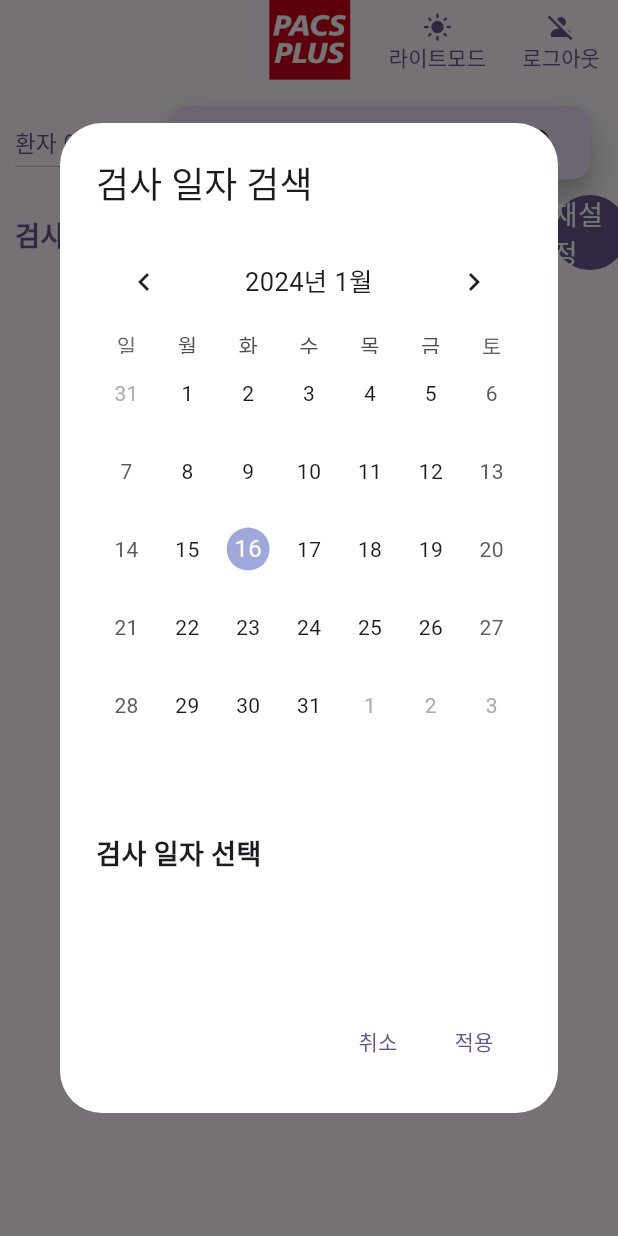
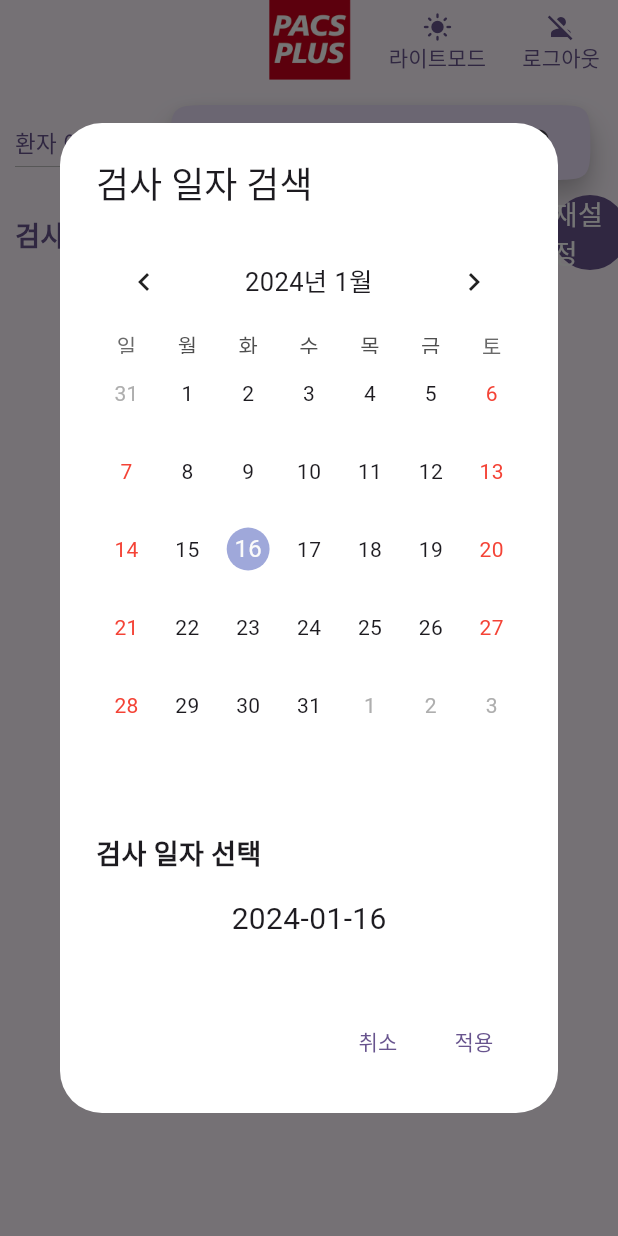
Before and after one commit to dicom-the-joeun/DICOM_PHONE, a Flutter app: the HomePage screen opened directly with empty values, after a tap on the "calendar month" icon, on a phone screen of 412 x 824 dp. Run offline on Flutter 3.47's test engine with Material 3 defaults, Android fonts, the light colour scheme and no system bars; drawn by our look-alikes of table_calendar; our stand-ins replace cached_network_image, data_table_2, dio, flutter_dotenv, get, logger and 2 more; accounts and stored records are empty; network calls fail; statements that could not run were skipped.

Commit message:
달력 날짜 범위 선택 기능 구현

```diff
--- a/lib/VM/homepage_controller.dart
+++ b/lib/VM/homepage_controller.dart
@@ -29,8 +29,8 @@ class HomePageController extends GetxController {
 
   /// property (캘린더 날짜 범위 선택)
   Rx<DateTime> focusedDay = DateTime.now().obs;
-  Rx<DateTime?> rangeStartDay = null.obs;
-  Rx<DateTime?> rangeEndDay = null.obs;
+  Rx<DateTime?> rangeStartDay = DateTime.now().obs;
+  Rx<DateTime?> rangeEndDay = DateTime.now().obs;
 
 
   @override
@@ -52,18 +52,32 @@ class HomePageController extends GetxController {
     return afterFormatDate;
   }
 
+  /// 캘린더 - 범위 선택 함수
   onRangeSelected(DateTime? rangeStart, DateTime? rangeEnd, DateTime focused) async {
     focusedDay.value = focused;
-    DateTime startDay = rangeStart!;
-    DateTime endDay = rangeEnd ?? DateTime.now();
-    rangeStartDay.value = startDay;
-    rangeEndDay.value = endDay;
+  // DateTime startDay = rangeStart!;
+  //   DateTime endDay = rangeEnd ?? DateTime.now();
+  //   rangeStartDay.value = startDay;
+  //   rangeEndDay.value = endDay;
 
     // rangeStartDay.value = rangeStart;
     // rangeEndDay.value = rangeEnd;
     // update();
     // print("start day : ${rangeStartDay.value}");
     // print("end day : ${rangeEndDay.value}");
+    DateTime startDay;
+    DateTime endDay;
+    if (rangeEnd == null) {
+      startDay = rangeStart!;
+      endDay = rangeStart;
+      // rangeStartDay.value = rangeStart;
+      // rangeEndDay.value = rangeStart;
+    } else {
+      startDay = rangeStart!;
+      endDay = rangeEnd;
+    }
+    rangeStartDay.value = startDay;
+    rangeEndDay.value = endDay;
   }
 
   /// 서버에서 데이터 가져오기
@@ -149,8 +163,8 @@ class HomePageController extends GetxController {
 
   /// 캘린더에서 선택한 범위의 날짜 보여주기
   String getSelectedRangeDate() {
-    print("함수에서 범위 시작 : ${rangeStartDay.value}");
-    print("함수에서 범위 끝 : ${rangeEndDay.value}");
+    // print("함수에서 범위 시작 : ${rangeStartDay.value}");
+    // print("함수에서 범위 끝 : ${rangeEndDay.value}");
     String text = "";
     if ((rangeStartDay.value != null) && (rangeEndDay.value != null)) {
       text =
@@ -158,6 +172,9 @@ class HomePageController extends GetxController {
     } else {
       text = "";
     }
+    if (DateFormat("yyyy-MM-dd").format(rangeStartDay.value!) == DateFormat("yyyy-MM-dd").format(rangeEndDay.value!)) {
+      text = DateFormat("yyyy-MM-dd").format(rangeStartDay.value!);
+    }
     return text;
   }
 
--- a/lib/components/HomePage/homepage_dialog.dart
+++ b/lib/components/HomePage/homepage_dialog.dart
@@ -2,12 +2,13 @@ import 'package:dicom_phone/VM/homepage_controller.dart';
 import 'package:dicom_phone/components/HomePage/homepage_dialog_calendar.dart';
 import 'package:flutter/material.dart';
 import 'package:get/get.dart';
-import 'package:intl/intl.dart';
 
-homePageDialog({required BuildContext context}) {
+class HomePageDialog extends StatelessWidget {
+  const HomePageDialog({super.key});
+
+  @override
+  Widget build(BuildContext context) {
   HomePageController homepageController = Get.find<HomePageController>();
-  // DateTime? rangeStart =  homepageController.rangeStartDay.value;
-  // DateTime? rangeEnd =  homepageController.rangeEndDay.value;
     return AlertDialog(
       backgroundColor: Theme.of(context).colorScheme.onSecondary,
       title: const Text("검사 일자 검색"),
@@ -18,7 +19,6 @@ homePageDialog({required BuildContext context}) {
           crossAxisAlignment: CrossAxisAlignment.start,
           children: [
             // 달력
-          // HomePageDialogCalendar(),
             homePageDialogCalendar(context: context, homePageController: homepageController),
             // 검사일자선택
             const Text(
@@ -33,35 +33,14 @@ homePageDialog({required BuildContext context}) {
                 mainAxisAlignment: MainAxisAlignment.center,
                 children: [
                   const Text("\n\n"),
-                Obx(() => Text(
-                    homepageController.getSelectedRangeDate()
+                  Obx(()
+                  => Text(
+                      homepageController.getSelectedRangeDate(),
+                      style: const TextStyle(
+                        fontSize: 20
                       ),
-                )
-                // Text(
-                //   // homepageController.rangeStartDay.value != null
-                //   // ? DateFormat('yyyy-MM-dd').format(homepageController.rangeStartDay.value!)
-                //   // : "",
-                //   homepageController.formatRangeDate(homepageController.rangeStartDay.value),
-                //   style: const TextStyle(
-                //     fontSize: 20
-                //   ),
-                // ),
-                // Text(
-                //   homepageController.rangeStartDay.value != null && homepageController.rangeEndDay.value != null
-                //   ? "   ~   " : "",
-                //   style: const TextStyle(
-                //     fontSize: 20
-                //   ),
-                // ),
-                // Text(
-                //   // homepageController.rangeEndDay.value != null
-                //   // ? DateFormat('yyyy-MM-dd').format(homepageController.rangeEndDay.value!)
-                //   // : "",
-                //   homepageController.formatRangeDate(homepageController.rangeEndDay.value),
-                //   style: const TextStyle(
-                //     fontSize: 20
-                //   ),
-                // ),
+                    ),
+                  ),
                 ],
               ),
           ],
@@ -88,3 +67,4 @@ homePageDialog({required BuildContext context}) {
       ],
     );
   }
+}
--- a/lib/components/HomePage/homepage_dialog_calendar.dart
+++ b/lib/components/HomePage/homepage_dialog_calendar.dart
@@ -14,7 +14,7 @@ homePageDialogCalendar({required BuildContext context, required HomePageControll
           locale: 'ko_KR',                        // 언어 설정
           headerStyle: const HeaderStyle(
             formatButtonVisible: false,
-            titleCentered: true
+            titleCentered: true,
           ),
           calendarStyle: CalendarStyle(
             rangeHighlightColor: Theme.of(context).colorScheme.primaryContainer,
@@ -24,6 +24,8 @@ homePageDialogCalendar({required BuildContext context, required HomePageControll
             rangeEndDecoration: BoxDecoration(
               color: Theme.of(context).colorScheme.primary,
             ),
+            weekendTextStyle: const TextStyle(color: Colors.red),
+
           ),
           rangeStartDay: homePageController.rangeStartDay.value,
           rangeEndDay: homePageController.rangeEndDay.value,
--- a/lib/components/HomePage/homepage_select_date.dart
+++ b/lib/components/HomePage/homepage_select_date.dart
@@ -25,7 +25,8 @@ class HomePageSelectDate extends StatelessWidget {
             onPressed: () {
               showDialog(
                 context: context,
-                builder: (context) => homePageDialog(context: context),
+                // builder: (context) => homePageDialog(context: context),
+                builder: (context) => HomePageDialog(),
               );
             },
             icon: Icon(
```
Lines whose indentation alone changed are shown as unchanged.
